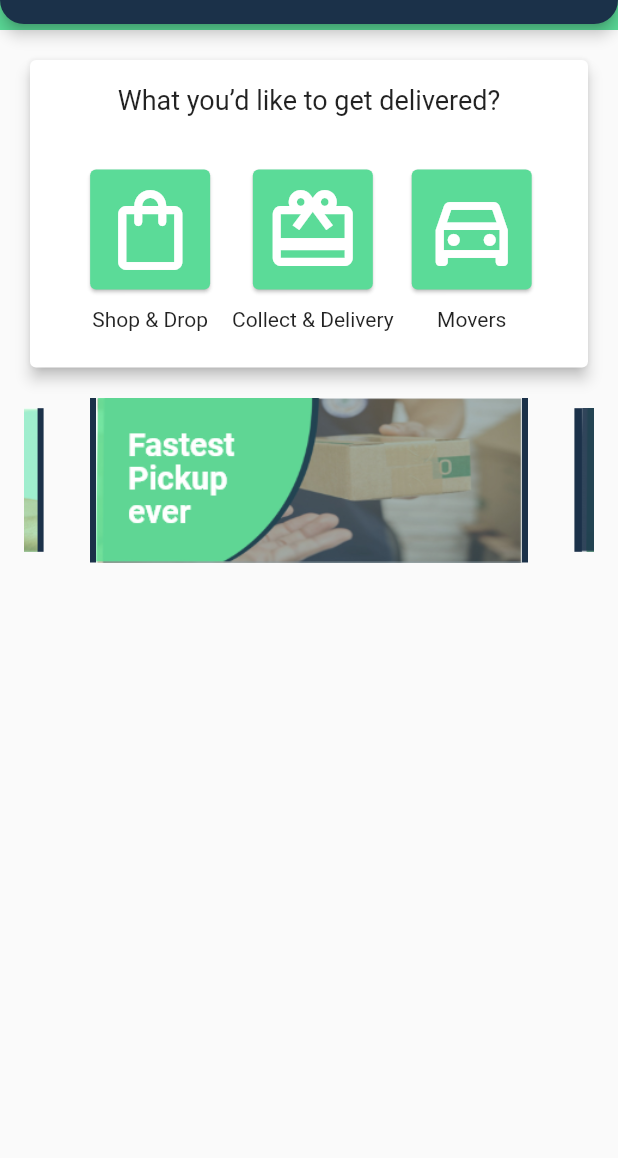
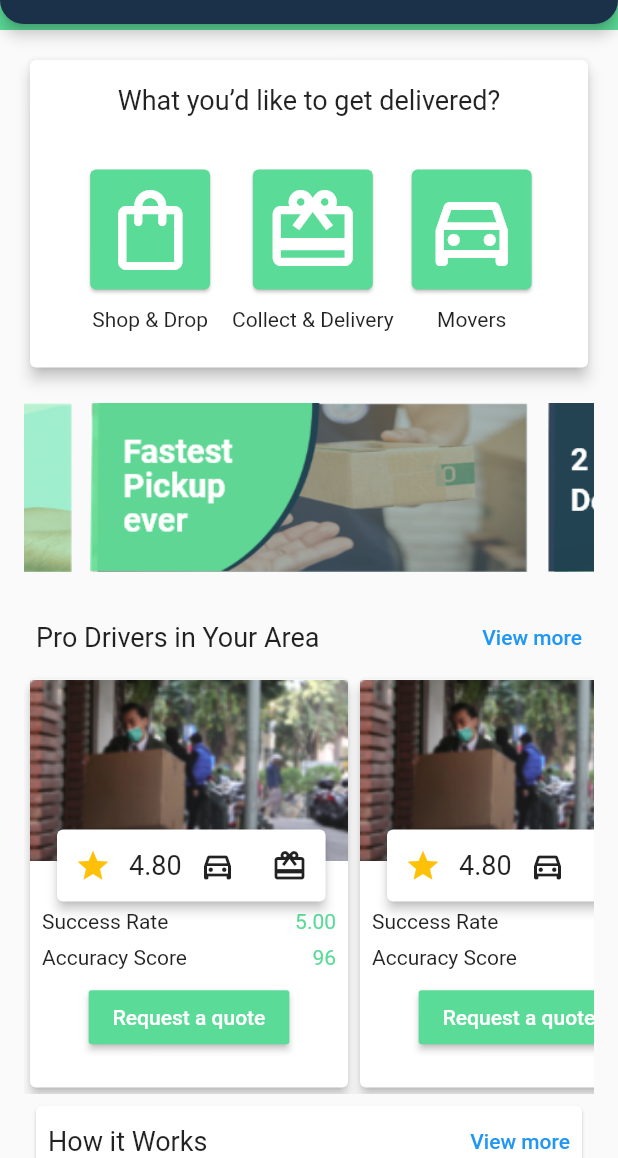
Before and after one commit to msi-shamim/pendu_customer, a Flutter app: the HomePage screen opened directly, on a phone screen of 412 x 824 dp, the part 78-1236 px from its top. Run offline on Flutter 3.47's test engine with Material 2 defaults, Android fonts, the phone set to English and light mode, and no system bars; drawn by our look-alikes of carousel_slider; our stand-ins replace flutter_svg; missing offline and left inert: dart:ffi.

Commit message:
Update 05
Update from Mac

```diff
--- /dev/null
+++ b/lib/home_directories/breadcramp.dart
@@ -0,0 +1,42 @@
+import 'package:flutter/cupertino.dart';
+import 'package:flutter/material.dart';
+
+class Breadcamp extends StatefulWidget{
+  String _title;
+  Object _url;
+
+
+  Breadcamp(this._title, this._url);
+
+  @override
+  State<StatefulWidget> createState() => _BreadcrampState(_title, _url);
+
+}
+
+class _BreadcrampState extends State<Breadcamp>{
+  String _title;
+  Object _url;
+
+  _BreadcrampState(this._title, this._url);
+
+  @override
+  Widget build(BuildContext context)=> Row(
+    children: [
+      Expanded(child:
+      Padding(
+        padding: const EdgeInsets.symmetric(horizontal: 8.0),
+        child: Text(_title,
+          style: TextStyle(
+              fontSize: 18.0
+          ),
+        ),
+      )),
+      TextButton(onPressed: (){
+        Navigator.push(context, MaterialPageRoute(builder: (context)=>
+          _url
+        ));
+      },
+          child: Text('View more'))
+    ],
+  );
+}
--- /dev/null
+++ b/lib/home_directories/driver_card.dart
@@ -0,0 +1,84 @@
+import 'package:flutter/cupertino.dart';
+import 'package:flutter/material.dart';
+
+class DriverCard extends StatefulWidget {
+  String _image;
+
+  DriverCard(this._image);
+
+  @override
+  State<StatefulWidget> createState() => _DriverCardState(_image);
+}
+
+class _DriverCardState extends State<DriverCard> {
+  String _image;
+
+  _DriverCardState(this._image);
+
+  @override
+  Widget build(BuildContext context) => Stack(
+    children: [
+      Container(
+        width: 220.0,
+        child: Card(
+          elevation: 3.0,
+          child: Column(
+            children: [
+              Image.asset(_image, fit: BoxFit.cover, width: MediaQuery.of(context).size.width,),
+              Container(
+                margin: EdgeInsets.only(left: 8, right: 8, top: 32, bottom: 4),
+                child: Row(
+                  children: [
+                    Expanded(child: Text('Success Rate')),
+                    Text(
+                      '5.00',
+                      style: TextStyle(color: Theme.of(context).accentColor),
+                    )
+                  ],
+                ),
+              ),
+              Container(
+                margin: EdgeInsets.only(left: 8, right: 8, top: 4, bottom: 8),
+                child: Row(
+                  children: [
+                    Expanded(child: Text('Accuracy Score')),
+                    Text('96',
+                        style:
+                        TextStyle(color: Theme.of(context).accentColor))
+                  ],
+                ),
+              ),
+              Container(
+                margin: EdgeInsets.only(left: 8, right: 8, top: 0, bottom: 8),
+                child: RaisedButton(
+                  onPressed: () {},
+                  color: Theme.of(context).accentColor,
+                  child: Text('Request a quote',
+                      style: TextStyle(color: Colors.white)),
+                ),
+              )
+            ],
+          ),
+        ),
+      ),
+      Positioned(
+        left: 18,
+        top: 100,
+        child: Card(
+          elevation: 3,
+          child: Container(
+            child: Row(
+              mainAxisSize: MainAxisSize.min,
+              children: [
+                IconButton(icon: Icon(Icons.star, color: Colors.amber,), onPressed: (){}),
+                Text('4.80', style: TextStyle(fontSize: 18),),
+                IconButton(icon: Icon(Icons.directions_car_outlined,), onPressed: (){}),
+                IconButton(icon: Icon(Icons.card_giftcard_outlined,), onPressed: (){}),
+              ],
+            ),
+          ),
+        ),
+      )
+    ],
+  );
+}
--- /dev/null
+++ b/lib/home_directories/first_card.dart
@@ -0,0 +1,40 @@
+import 'package:flutter/cupertino.dart';
+import 'package:flutter/material.dart';
+import 'package:pendu_customer/utils/icon_title.dart';
+
+class FirstCard extends StatefulWidget{
+
+
+  @override
+  State<StatefulWidget> createState() => _FirstCardState();
+
+}
+
+class _FirstCardState extends State<FirstCard>{
+  @override
+  Widget build(BuildContext context) => Card(
+    elevation: 4,
+    child: Column(
+      children: [
+        Container(
+            margin: EdgeInsets.all(16),
+            child: Text(
+              'What you’d like to get delivered?',
+              style: TextStyle(fontSize: 18),
+            )),
+        Container(
+          margin: EdgeInsets.all(16),
+          child: Row(
+            mainAxisAlignment: MainAxisAlignment.center,
+            children: [
+              IconTitle(Icons.shopping_bag_outlined, 'Shop & Drop'),
+              IconTitle(
+                  Icons.card_giftcard_outlined, 'Collect & Delivery'),
+              IconTitle(Icons.directions_car_outlined, 'Movers'),
+            ],
+          ),
+        )
+      ],
+    ),
+  );
+}
--- a/lib/home_directories/image_carousel.dart
+++ b/lib/home_directories/image_carousel.dart
@@ -1,14 +1,43 @@
+import 'package:carousel_slider/carousel_slider.dart';
 import 'package:flutter/cupertino.dart';
 
 class ImageCarousel extends StatefulWidget{
-  List<String> images;
+  List<String> _images;
 
-  ImageCarousel(this.images);
+  ImageCarousel(this._images);
 
   @override
-  State<StatefulWidget> createState() {
-    // TODO: implement createState
-    throw UnimplementedError();
-  }
+  State<StatefulWidget> createState() => _ImageCarouselState(_images);
 
 }
+
+class _ImageCarouselState extends State<ImageCarousel>{
+  List<String> _list;
+
+  _ImageCarouselState(this._list);
+
+  @override
+  Widget build(BuildContext context) {
+    // TODO: implement build
+    return Padding(
+      padding: const EdgeInsets.symmetric(vertical: 16),
+      child: CarouselSlider(
+        options: CarouselOptions(
+          height: 120.0,
+          initialPage: 0,
+          autoPlayInterval: Duration(seconds: 2),
+          autoPlayAnimationDuration: Duration(milliseconds: 800),
+          autoPlayCurve: Curves.fastOutSlowIn,
+        ),
+        items: _list
+            .map((e) => Builder(
+            builder: (context) => Container(
+              width: MediaQuery.of(context).size.width,
+              margin: EdgeInsets.symmetric(horizontal: 6.0),
+              child: Image.asset(e),
+            )))
+            .toList(),
+      ),
+    );
+  }
+}
--- a/lib/home_directories/page_home.dart
+++ b/lib/home_directories/page_home.dart
@@ -1,6 +1,12 @@
+import 'dart:ffi';
+
 import 'package:carousel_slider/carousel_slider.dart';
 import 'package:flutter/cupertino.dart';
 import 'package:flutter/material.dart';
+import 'package:pendu_customer/home_directories/breadcramp.dart';
+import 'package:pendu_customer/home_directories/driver_card.dart';
+import 'package:pendu_customer/home_directories/first_card.dart';
+import 'package:pendu_customer/home_directories/image_carousel.dart';
 import 'package:pendu_customer/utils/PenduAppBar.dart';
 import 'package:pendu_customer/utils/icon_title.dart';
 
@@ -17,6 +23,13 @@ final List<String> _imageItems = [
   'assets/banner_02.png',
 ];
 
+final List<String> _drivers =[
+  'assets/driver_image.png',
+  'assets/driver_image.png',
+  'assets/driver_image.png',
+  'assets/driver_image.png',
+];
+
 class _HomeState extends State<HomePage> {
   @override
   Widget build(BuildContext context) {
@@ -31,53 +44,32 @@ class _HomeState extends State<HomePage> {
         padding: EdgeInsets.all(16),
         children: [
           //section 01
+          FirstCard(),
+          //section 02
+          ImageCarousel(_imageItems),
+          //section 03
+          Column(
+            children: [
+              Breadcamp('Pro Drivers in Your Area', null),
+              Container(
+                height: 280,
+                child: ListView.separated(
+                  scrollDirection: Axis.horizontal,
+                  itemCount: _drivers.length,
+                  itemBuilder: (BuildContext context, int i)=> DriverCard(_drivers[i]),
+                  separatorBuilder: (BuildContext context, int i2)=>Divider(),
+                ),
+              )
+            ],
+          ),
+          //section 04
           Card(
-            elevation: 4,
+            margin: EdgeInsets.all(8),
             child: Column(
               children: [
-                Container(
-                    margin: EdgeInsets.all(16),
-                    child: Text(
-                      'What you’d like to get delivered?',
-                      style: TextStyle(fontSize: 18),
-                    )),
-                Container(
-                  margin: EdgeInsets.all(16),
-                  child: Row(
-                    mainAxisAlignment: MainAxisAlignment.center,
-                    children: [
-                      IconTitle(Icons.shopping_bag_outlined, 'Shop & Drop'),
-                      IconTitle(
-                          Icons.card_giftcard_outlined, 'Collect & Delivery'),
-                      IconTitle(Icons.directions_car_outlined, 'Movers'),
-                    ],
-                  ),
-                )
+                Breadcamp('How it Works', null),
+                Image.asset('assets/how_it_works.png')
               ],
-            ),
-          ),
-          //section 02
-          Padding(
-            padding: const EdgeInsets.symmetric(vertical: 16),
-            child: CarouselSlider(
-              options: CarouselOptions(
-                height: 110,
-                initialPage: 0,
-                autoPlayInterval: Duration(seconds: 2),
-                autoPlayAnimationDuration: Duration(milliseconds: 800),
-                autoPlayCurve: Curves.fastOutSlowIn,
-                enlargeCenterPage: true,
-              ),
-              items: _imageItems
-                  .map((e) => Builder(
-                      builder: (context) => Container(
-                            width: MediaQuery.of(context).size.width,
-                            margin: EdgeInsets.symmetric(horizontal: 6.0),
-                            decoration: BoxDecoration(
-                                color: Theme.of(context).primaryColor),
-                            child: Image.asset(e),
-                          )))
-                  .toList(),
             ),
           )
         ],
--- a/lib/on_boarding/on_boarding_01.dart
+++ b/lib/on_boarding/on_boarding_01.dart
@@ -1,6 +1,6 @@
 import 'package:flutter/material.dart';
+import 'package:pendu_customer/home_directories/page_home.dart';
 import 'package:pendu_customer/on_boarding/on_boarding_02.dart';
-import 'file:///I:/GitHub/pendu_customer/lib/home_directories/page_home.dart';
 import 'package:pendu_customer/utils/page_indicator.dart';
 import 'package:pendu_customer/utils/pendu_theme.dart';
 
--- a/lib/on_boarding/on_boarding_03.dart
+++ b/lib/on_boarding/on_boarding_03.dart
@@ -1,6 +1,5 @@
 import 'package:flutter/material.dart';
-import 'package:flutter_svg/svg.dart';
-import 'file:///I:/GitHub/pendu_customer/lib/home_directories/page_home.dart';
+import 'package:pendu_customer/home_directories/page_home.dart';
 import 'package:pendu_customer/utils/page_indicator.dart';
 import 'package:pendu_customer/utils/pendu_theme.dart';
 
--- a/pubspec.yaml
+++ b/pubspec.yaml
@@ -55,6 +55,8 @@ flutter:
     - assets/on_boarding_3.png
     - assets/banner_01.png
     - assets/banner_02.png
+    - assets/driver_image.png
+    - assets/how_it_works.png
 
   # An image asset can refer to one or more resolution-specific "variants", see
   # https://flutter.dev/assets-and-images/#resolution-aware.
```
Also changed, not shown: assets/driver_image.png (added), assets/how_it_works.png (added).
